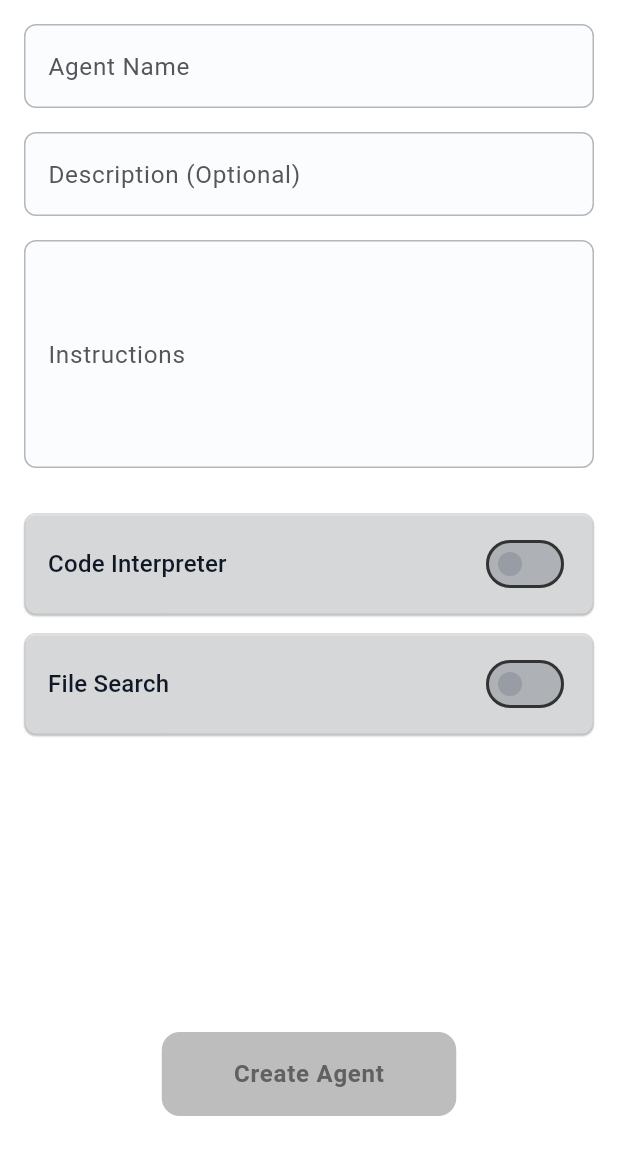
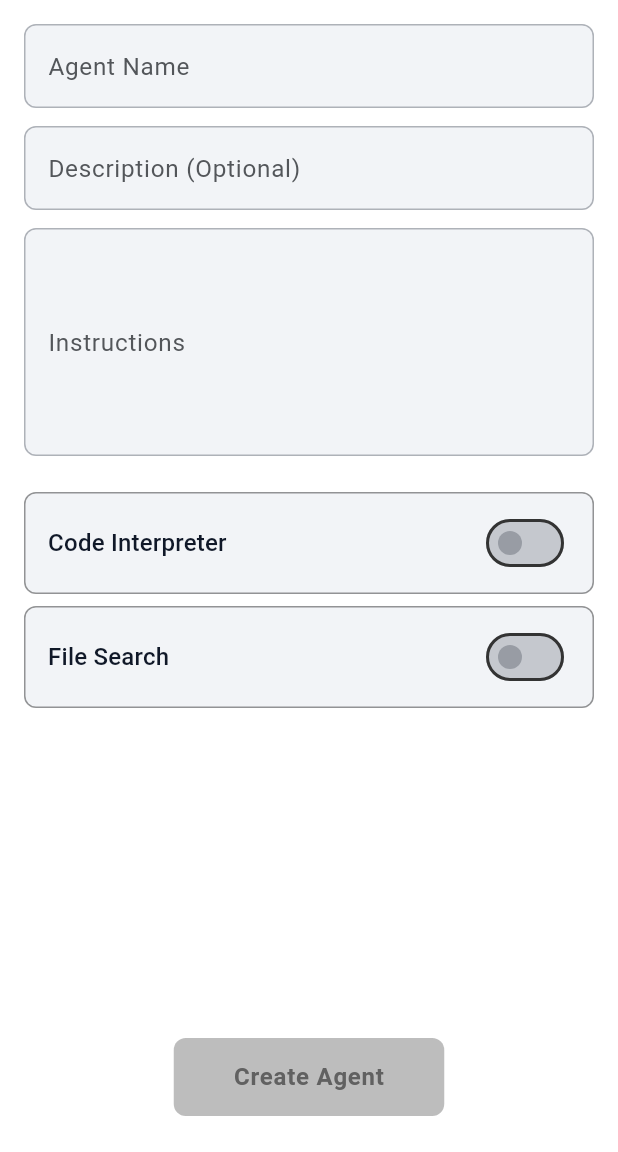
Before and after one commit to jmcarnahan/bond-ai, a Flutter app: the CreateAgentScreen screen opened by its route, on a phone screen of 412 x 824 dp, the part 84-1236 px from its top. Run offline on Flutter 3.47's test engine with Material 3 defaults, Android fonts, the phone set to English and light mode, and no system bars; our stand-ins replace flutter_riverpod, logger, shared_preferences; missing offline and left inert: dart:html; accounts and stored records are empty; Roboto replaces fonts that are missing (Poppins).

Commit message:
feat: flutter - small fixes

```diff
--- a/flutterui/lib/presentation/screens/agents/create_agent_screen.dart
+++ b/flutterui/lib/presentation/screens/agents/create_agent_screen.dart
@@ -211,14 +211,14 @@ class _CreateAgentScreenState extends ConsumerState<CreateAgentScreen> {
                     },
                     onChanged: (value) => formNotifier.setName(value),
                   ),
-                  const SizedBox(height: 16),
+                  const SizedBox(height: 12.0),
                   _buildTextField(
                     controller: _descriptionController,
                     labelText: 'Description (Optional)',
                     enabled: !formState.isLoading,
                     onChanged: (value) => formNotifier.setDescription(value),
                   ),
-                  const SizedBox(height: 16),
+                  const SizedBox(height: 12.0),
                   _buildTextField(
                     controller: _instructionsController,
                     labelText: 'Instructions',
@@ -232,7 +232,7 @@ class _CreateAgentScreenState extends ConsumerState<CreateAgentScreen> {
                     },
                     onChanged: (value) => formNotifier.setInstructions(value),
                   ),
-                  const SizedBox(height: 24),
+                  const SizedBox(height: 20.0),
                   _buildSwitchTile(
                     title: 'Code Interpreter',
                     value: formState.enableCodeInterpreter,
@@ -266,15 +266,15 @@ class _CreateAgentScreenState extends ConsumerState<CreateAgentScreen> {
                     foregroundColor: colorScheme.onPrimary,
                     disabledBackgroundColor: Colors.grey.shade400,
                     disabledForegroundColor: Colors.grey.shade700,
-                    padding: const EdgeInsets.symmetric(horizontal: 48, vertical: 16),
+                    padding: const EdgeInsets.symmetric(horizontal: 40, vertical: 14),
                     textStyle: textTheme.titleMedium?.copyWith(
                       fontWeight: FontWeight.bold,
                       letterSpacing: 0.5,
                     ),
                     shape: RoundedRectangleBorder(
-                      borderRadius: BorderRadius.circular(12.0),
+                      borderRadius: BorderRadius.circular(8.0), // Consistent with text fields
                     ),
-                    elevation: 3.0,
+                    elevation: 2.0, // Slightly reduced elevation
                   ).copyWith(
                     mouseCursor: MaterialStateProperty.resolveWith<MouseCursor?>(
                       (Set<MaterialState> states) {
@@ -336,7 +336,8 @@ class _CreateAgentScreenState extends ConsumerState<CreateAgentScreen> {
           borderSide: BorderSide(color: theme.colorScheme.primary, width: 2.0),
         ),
         filled: true,
-        fillColor: enabled ? theme.colorScheme.surfaceVariant.withOpacity(0.3) : theme.colorScheme.onSurface.withOpacity(0.05),
+        // Using Material 3 surface container colors for a more defined look
+        fillColor: enabled ? theme.colorScheme.surfaceContainerLow : theme.colorScheme.onSurface.withOpacity(0.05),
         floatingLabelBehavior: FloatingLabelBehavior.auto,
       ),
       maxLines: maxLines,
@@ -353,16 +354,19 @@ class _CreateAgentScreenState extends ConsumerState<CreateAgentScreen> {
   }) {
     final theme = Theme.of(context);
     return Card(
-      elevation: 0.5,
-      margin: const EdgeInsets.symmetric(vertical: 6.0),
+      elevation: 0.0, // Flatter design
+      margin: const EdgeInsets.symmetric(vertical: 4.0), // Tighter margin
       shape: RoundedRectangleBorder(
         borderRadius: BorderRadius.circular(8.0),
-        side: BorderSide(color: theme.colorScheme.onSurface.withOpacity(0.1))
+        // Using outlineVariant for a subtle border, consistent with M3 guidelines
+        side: BorderSide(color: theme.colorScheme.outlineVariant.withOpacity(0.5)),
       ),
-      color: theme.colorScheme.surface.withOpacity(0.5), // Slightly different background
+      // Using a more defined surface color from M3 palette
+      color: theme.colorScheme.surfaceContainer,
       child: SwitchListTile(
         title: Text(title, style: theme.textTheme.titleMedium?.copyWith(
-          color: onChanged == null ? theme.disabledColor : theme.colorScheme.onSurfaceVariant
+          // Ensuring text color contrasts well with the new card color
+          color: onChanged == null ? theme.disabledColor : theme.colorScheme.onSurface
         )),
         value: value,
         onChanged: onChanged,
--- a/flutterui/lib/presentation/screens/chat/widgets/message_list_view.dart
+++ b/flutterui/lib/presentation/screens/chat/widgets/message_list_view.dart
@@ -72,7 +72,7 @@ class MessageListView extends ConsumerWidget {
     return ListView.builder(
       controller: scrollController,
       // Greatly reduce horizontal padding on the ListView itself
-      padding: const EdgeInsets.symmetric(vertical: 8.0, horizontal: 16.0),
+      padding: const EdgeInsets.symmetric(vertical: 8.0, horizontal: 72.0),
       itemCount: chatState.messages.length,
       itemBuilder: (context, index) {
         final message = chatState.messages[index];
```
